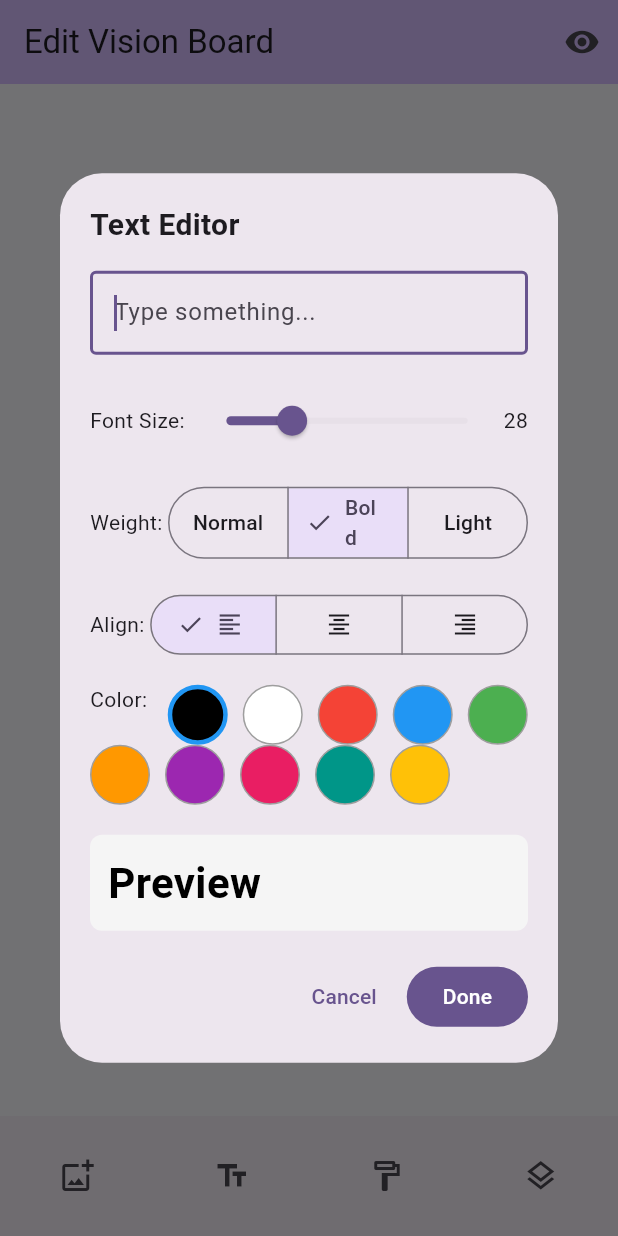
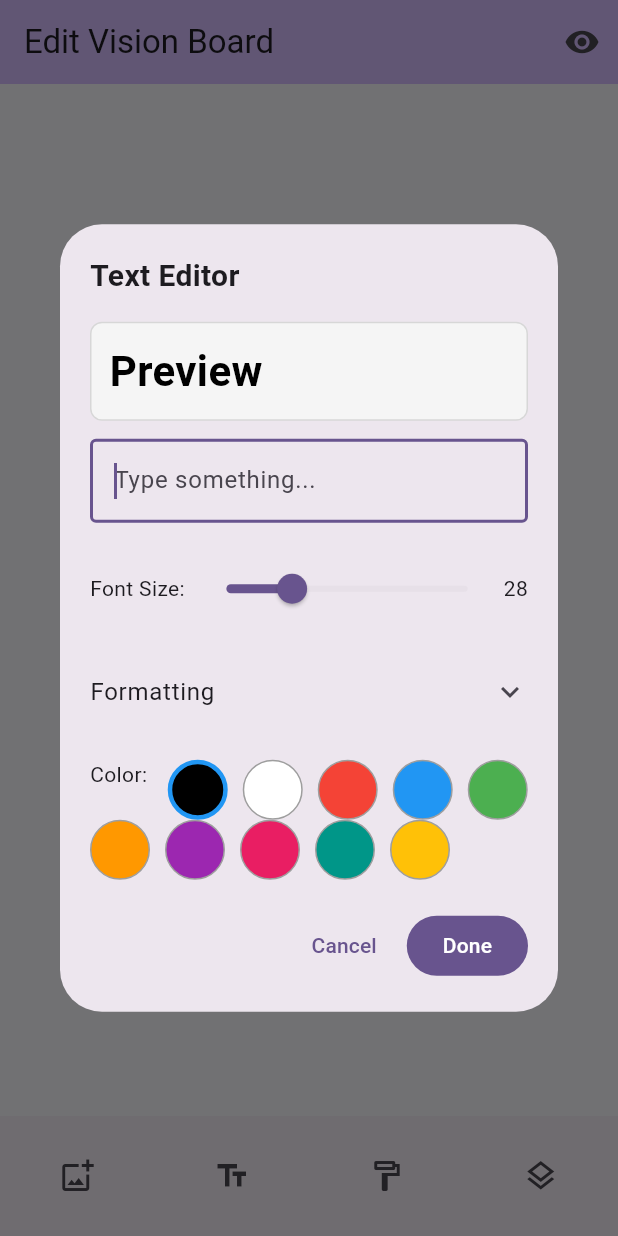
Before and after one commit to preeth1194/digital-vision-board, a Flutter app: the screen it shows after launch, item 2 of the bottom bar chosen, on a phone screen of 412 x 824 dp. Run offline on Flutter 3.47's test engine with Material 3 defaults, Android fonts, the phone set to English and light mode, and no system bars; our stand-ins replace fl_chart, image_picker, shared_preferences, table_calendar.

Commit message:
Refactor VisionBoardExamplePage and related components for improved functionality
- Introduced image pick/compress settings for better image handling in the vision board.
- Enhanced the image selection process with a new button for uploading background images.
- Updated the reordering logic for components to pass the entire reordered list, improving z-index management.
- Refactored the text editor dialog to include live preview updates while typing, enhancing user experience.
- Converted VisionBoardBuilder to a StatefulWidget for better state management and viewport size handling.

```diff
--- a/lib/main.dart
+++ b/lib/main.dart
@@ -93,6 +93,10 @@ class _VisionBoardExamplePageState extends State<VisionBoardExamplePage> {
   bool _isEditing = true;
   bool _isLoading = true;
   int _viewModeIndex = 0; // 0: Vision Board, 1: Habits, 2: Insights
+
+  // Image pick/compress settings (shared for background + image components)
+  static const double _pickedImageMaxSide = 2048;
+  static const int _pickedImageQuality = 92; // 0-100 (higher = better quality, larger file)
 
   static const String _componentsKey = 'vision_board_components';
   static const String _hotspotsKey = 'vision_board_hotspots'; // legacy
@@ -199,9 +203,9 @@ class _VisionBoardExamplePageState extends State<VisionBoardExamplePage> {
     try {
       final XFile? pickedFile = await _imagePicker.pickImage(
         source: source,
-        maxWidth: 2048,
-        maxHeight: 2048,
-        imageQuality: 85,
+        maxWidth: _pickedImageMaxSide,
+        maxHeight: _pickedImageMaxSide,
+        imageQuality: _pickedImageQuality,
       );
 
       if (pickedFile != null) {
@@ -608,9 +612,9 @@ class _VisionBoardExamplePageState extends State<VisionBoardExamplePage> {
     try {
       final XFile? pickedFile = await _imagePicker.pickImage(
         source: ImageSource.gallery,
-        maxWidth: 2048,
-        maxHeight: 2048,
-        imageQuality: 85,
+        maxWidth: _pickedImageMaxSide,
+        maxHeight: _pickedImageMaxSide,
+        imageQuality: _pickedImageQuality,
       );
       if (pickedFile == null) return;
       if (!mounted) return;
@@ -618,7 +622,7 @@ class _VisionBoardExamplePageState extends State<VisionBoardExamplePage> {
       // Ask for name
       final String? name = await showDialog<String>(
         context: context,
-        builder: (context) => const _AddNameDialog(title: 'Name this Image'),
+        builder: (context) => const _AddNameDialog(title: 'Your Vision/Goal'),
       );
 
       if (name == null || name.isEmpty) return;
@@ -670,6 +674,18 @@ class _VisionBoardExamplePageState extends State<VisionBoardExamplePage> {
                 const Text(
                   'Background',
                   style: TextStyle(fontSize: 18, fontWeight: FontWeight.bold),
+                ),
+                const SizedBox(height: 12),
+                OutlinedButton.icon(
+                  onPressed: () async {
+                    // Close this sheet first, then open the image source picker
+                    Navigator.of(context).pop();
+                    await Future.delayed(const Duration(milliseconds: 150));
+                    if (!mounted) return;
+                    await _showImageSourceDialog();
+                  },
+                  icon: const Icon(Icons.image_outlined),
+                  label: const Text('Upload background image'),
                 ),
                 const SizedBox(height: 12),
                 Wrap(
@@ -802,29 +818,13 @@ class _VisionBoardExamplePageState extends State<VisionBoardExamplePage> {
           }
           Navigator.of(context).pop();
         },
-        onReorder: (oldIndex, newIndex) {
-          // Work with the actual _components list, but sorted by zIndex
-          // The sheet provides indices in the sorted list
-          final sorted = List<VisionComponent>.from(_components)
-            ..sort((a, b) => b.zIndex.compareTo(a.zIndex));
-
-          // Adjust newIndex for removal
-          if (oldIndex < newIndex) {
-            newIndex -= 1;
-          }
-
-          // Reorder the sorted list
-          final item = sorted.removeAt(oldIndex);
-          sorted.insert(newIndex, item);
-
-          // Now assign new z-indexes based on the new order
-          // Index 0 (top of list) = highest z-index
-          final count = sorted.length;
+        onReorder: (newOrderTopToBottom) {
+          // Assign z-indexes based on the new order (top of list = front).
+          final count = newOrderTopToBottom.length;
           final updated = <VisionComponent>[];
 
           for (int i = 0; i < count; i++) {
-            // Find the component in _components and update its z-index
-            final component = sorted[i];
+            final component = newOrderTopToBottom[i];
             final existing = _components.firstWhere((c) => c.id == component.id);
             updated.add(existing.copyWithCommon(zIndex: count - 1 - i));
           }
@@ -925,6 +925,7 @@ class _TextEditorDialogState extends State<_TextEditorDialog> {
   late Color _textColor;
   late FontWeight _fontWeight;
   late TextAlign _textAlign;
+  late final VoidCallback _textListener;
 
   @override
   void initState() {
@@ -934,10 +935,18 @@ class _TextEditorDialogState extends State<_TextEditorDialog> {
     _textColor = widget.initialStyle.color ?? Colors.black;
     _fontWeight = widget.initialStyle.fontWeight ?? FontWeight.w600;
     _textAlign = TextAlign.left; // TextStyle doesn't support textAlign
+
+    // Live preview updates while typing.
+    _textListener = () {
+      if (!mounted) return;
+      setState(() {});
+    };
+    _textController.addListener(_textListener);
   }
 
   @override
   void dispose() {
+    _textController.removeListener(_textListener);
     _textController.dispose();
     super.dispose();
   }
@@ -975,6 +984,25 @@ class _TextEditorDialogState extends State<_TextEditorDialog> {
                 style: TextStyle(fontSize: 20, fontWeight: FontWeight.bold),
               ),
               const SizedBox(height: 16),
+              // Preview (above text box)
+              Container(
+                padding: const EdgeInsets.all(12),
+                decoration: BoxDecoration(
+                  color: Colors.grey[100],
+                  borderRadius: BorderRadius.circular(8),
+                  border: Border.all(color: Colors.black12),
+                ),
+                child: Text(
+                  _textController.text.isEmpty ? 'Preview' : _textController.text,
+                  style: TextStyle(
+                    fontSize: _fontSize,
+                    color: _textColor,
+                    fontWeight: _fontWeight,
+                  ),
+                  textAlign: _textAlign,
+                ),
+              ),
+              const SizedBox(height: 12),
               TextField(
                 controller: _textController,
                 decoration: const InputDecoration(
@@ -1005,44 +1033,84 @@ class _TextEditorDialogState extends State<_TextEditorDialog> {
                 ],
               ),
               const SizedBox(height: 16),
-              // Font Weight
-              Row(
+              // Weight + Align
+              // Formatting dropdown (always shown)
+              SizedBox(
+                width: double.infinity,
+                child: Theme(
+                  // Remove default ExpansionTile divider/padding to keep it compact.
+                  data: Theme.of(context).copyWith(dividerColor: Colors.transparent),
+                  child: ExpansionTile(
+                    key: const ValueKey('formatting_dropdown'),
+                    initiallyExpanded: false,
+                    tilePadding: EdgeInsets.zero,
+                    childrenPadding: const EdgeInsets.only(top: 8),
+                    title: const Text('Formatting'),
                     children: [
-                  const Text('Weight: '),
-                  Expanded(
+                      SizedBox(
+                        width: double.infinity,
                         child: SegmentedButton<FontWeight>(
                           segments: const [
-                        ButtonSegment(value: FontWeight.normal, label: Text('Normal')),
-                        ButtonSegment(value: FontWeight.w600, label: Text('Bold')),
-                        ButtonSegment(value: FontWeight.w300, label: Text('Light')),
+                            ButtonSegment(
+                              value: FontWeight.w300,
+                              label: Icon(Icons.format_size),
+                              tooltip: 'Light',
+                            ),
+                            ButtonSegment(
+                              value: FontWeight.normal,
+                              label: Icon(Icons.text_fields),
+                              tooltip: 'Normal',
+                            ),
+                            ButtonSegment(
+                              value: FontWeight.w600,
+                              label: Icon(Icons.format_bold),
+                              tooltip: 'Bold',
+                            ),
                           ],
                           selected: {_fontWeight},
+                          style: const ButtonStyle(
+                            visualDensity: VisualDensity.compact,
+                            tapTargetSize: MaterialTapTargetSize.shrinkWrap,
+                          ),
                           onSelectionChanged: (Set<FontWeight> newSelection) {
                             setState(() => _fontWeight = newSelection.first);
                           },
                         ),
                       ),
-                ],
-              ),
-              const SizedBox(height: 16),
-              // Text Alignment
-              Row(
-                children: [
-                  const Text('Align: '),
-                  Expanded(
+                      const SizedBox(height: 10),
+                      SizedBox(
+                        width: double.infinity,
                         child: SegmentedButton<TextAlign>(
                           segments: const [
-                        ButtonSegment(value: TextAlign.left, label: Icon(Icons.format_align_left)),
-                        ButtonSegment(value: TextAlign.center, label: Icon(Icons.format_align_center)),
-                        ButtonSegment(value: TextAlign.right, label: Icon(Icons.format_align_right)),
+                            ButtonSegment(
+                              value: TextAlign.left,
+                              label: Icon(Icons.format_align_left),
+                              tooltip: 'Left',
+                            ),
+                            ButtonSegment(
+                              value: TextAlign.center,
+                              label: Icon(Icons.format_align_center),
+                              tooltip: 'Center',
+                            ),
+                            ButtonSegment(
+                              value: TextAlign.right,
+                              label: Icon(Icons.format_align_right),
+                              tooltip: 'Right',
+                            ),
                           ],
                           selected: {_textAlign},
+                          style: const ButtonStyle(
+                            visualDensity: VisualDensity.compact,
+                            tapTargetSize: MaterialTapTargetSize.shrinkWrap,
+                          ),
                           onSelectionChanged: (Set<TextAlign> newSelection) {
                             setState(() => _textAlign = newSelection.first);
                           },
                         ),
                       ),
                     ],
+                  ),
+                ),
               ),
               const SizedBox(height: 16),
               // Color Picker
@@ -1068,24 +1136,6 @@ class _TextEditorDialogState extends State<_TextEditorDialog> {
                     );
                   }),
                 ],
-              ),
-              const SizedBox(height: 20),
-              // Preview
-              Container(
-                padding: const EdgeInsets.all(12),
-                decoration: BoxDecoration(
-                  color: Colors.grey[100],
-                  borderRadius: BorderRadius.circular(8),
-                ),
-                child: Text(
-                  _textController.text.isEmpty ? 'Preview' : _textController.text,
-                  style: TextStyle(
-                    fontSize: _fontSize,
-                    color: _textColor,
-                    fontWeight: _fontWeight,
-                  ),
-                  textAlign: _textAlign,
-                ),
               ),
               const SizedBox(height: 20),
               // Buttons
@@ -1186,7 +1236,7 @@ class _AddNameDialogState extends State<_AddNameDialog> {
 class _LayersSheet extends StatefulWidget {
   final List<VisionComponent> components;
   final String? selectedId;
-  final Function(int oldIndex, int newIndex) onReorder;
+  final ValueChanged<List<VisionComponent>> onReorder;
   final ValueChanged<String> onSelect;
   final ValueChanged<String> onDelete;
 
@@ -1242,8 +1292,8 @@ class _LayersSheetState extends State<_LayersSheet> {
                 final item = _list.removeAt(oldIndex);
                 _list.insert(newIndex, item);
               });
-              // Pass the adjusted newIndex to parent
-              widget.onReorder(oldIndex, oldIndex < newIndex ? newIndex : newIndex + 1);
+              // Pass the full reordered list to parent for immediate z-index update.
+              widget.onReorder(List<VisionComponent>.from(_list));
             },
             children: [
               for (int i = 0; i < _list.length; i++)
--- a/lib/widgets/manipulable_node.dart
+++ b/lib/widgets/manipulable_node.dart
@@ -75,8 +75,12 @@ class _ManipulableNodeState extends State<ManipulableNode> {
     if (!widget.isSelected) return;
     if (_isResizing) return;
 
+    // When a component is scaled up/down, raw pointer deltas are in screen space.
+    // Convert to canvas space so dragging stays smooth and doesn't "overshoot".
+    final Offset dragDelta = details.focalPointDelta / widget.component.scale;
+
     final next = widget.component.copyWithCommon(
-      position: widget.component.position + details.focalPointDelta,
+      position: widget.component.position + dragDelta,
       scale: (_startScale * details.scale).clamp(0.2, 8.0),
       rotation: _startRotation + details.rotation,
     );
--- a/lib/widgets/vision_board_builder.dart
+++ b/lib/widgets/vision_board_builder.dart
@@ -7,7 +7,7 @@ import 'manipulable_node.dart';
 /// Freeform, Canva-style vision board builder.
 ///
 /// Renders a pan/zoom canvas with a stack of [VisionComponent]s.
-class VisionBoardBuilder extends StatelessWidget {
+class VisionBoardBuilder extends StatefulWidget {
   final List<VisionComponent> components;
   final bool isEditing;
 
@@ -34,9 +34,16 @@ class VisionBoardBuilder extends StatelessWidget {
     required this.backgroundImageSize,
   });
 
+  @override
+  State<VisionBoardBuilder> createState() => _VisionBoardBuilderState();
+}
+
+class _VisionBoardBuilderState extends State<VisionBoardBuilder> {
+  Size? _viewportSize;
+
   void _updateComponent(VisionComponent updated) {
-    // Constrain position and size to stay within canvas bounds
-    final bgSize = backgroundImageSize;
+    // Use viewport size if available, otherwise fall back to canvas size
+    final bgSize = widget.backgroundImageSize;
     final canvasSize = bgSize != null
         ? Size(
             bgSize.width < 2000 ? 2000 : bgSize.width,
@@ -44,23 +51,33 @@ class VisionBoardBuilder extends StatelessWidget {
           )
         : const Size(2000, 2000);
 
-    // Account for scale when calculating effective size
-    final effectiveWidth = updated.size.width * updated.scale;
-    final effectiveHeight = updated.size.height * updated.scale;
+    // Use viewport size for constraints (visible area), not canvas size
+    // If viewport size not set yet, use a reasonable default based on screen
+    final constraintSize = _viewportSize;
+    if (constraintSize == null) {
+      // Viewport not initialized yet, skip constraint for now
+      final next = widget.components.map((c) => c.id == updated.id ? updated : c).toList();
+      widget.onComponentsChanged(next);
+      return;
+    }
 
-    // Constrain size to not exceed canvas (minimum size is 40)
+    // Constrain size to not exceed viewport (minimum size is 40)
     const minSize = 40.0;
-    final constrainedWidth = updated.size.width.clamp(minSize, canvasSize.width);
-    final constrainedHeight = updated.size.height.clamp(minSize, canvasSize.height);
+    final constrainedWidth = updated.size.width.clamp(minSize, constraintSize.width);
+    final constrainedHeight = updated.size.height.clamp(minSize, constraintSize.height);
 
     // Calculate max position based on constrained size and scale
+    // The effective size accounts for scale transformation
     final effectiveWidth = constrainedWidth * updated.scale;
     final effectiveHeight = constrainedHeight * updated.scale;
 
-    final maxX = (canvasSize.width - effectiveWidth).clamp(0.0, canvasSize.width);
-    final maxY = (canvasSize.height - effectiveHeight).clamp(0.0, canvasSize.height);
+    // Calculate maximum allowed position so component stays within viewport
+    // Right edge: position.x + effectiveWidth <= constraintSize.width
+    // Bottom edge: position.y + effectiveHeight <= constraintSize.height
+    final maxX = (constraintSize.width - effectiveWidth).clamp(0.0, constraintSize.width);
+    final maxY = (constraintSize.height - effectiveHeight).clamp(0.0, constraintSize.height);
 
-    // Clamp position to ensure component stays within canvas
+    // Clamp position to ensure component stays within viewport
     final constrainedPosition = Offset(
       updated.position.dx.clamp(0.0, maxX),
       updated.position.dy.clamp(0.0, maxY),
@@ -70,21 +87,21 @@ class VisionBoardBuilder extends StatelessWidget {
       position: constrainedPosition,
       size: Size(constrainedWidth, constrainedHeight),
     );
-    final next = components.map((c) => c.id == updated.id ? constrained : c).toList();
-    onComponentsChanged(next);
+    final next = widget.components.map((c) => c.id == updated.id ? constrained : c).toList();
+    widget.onComponentsChanged(next);
   }
 
   void _bringToFront(VisionComponent component) {
-    final maxZ = components.isEmpty ? 0 : components.map((c) => c.zIndex).reduce((a, b) => a > b ? a : b);
+    final maxZ = widget.components.isEmpty ? 0 : widget.components.map((c) => c.zIndex).reduce((a, b) => a > b ? a : b);
     if (component.zIndex >= maxZ) return;
     _updateComponent(component.copyWithCommon(zIndex: maxZ + 1));
   }
 
   @override
   Widget build(BuildContext context) {
-    final sorted = [...components]..sort((a, b) => a.zIndex.compareTo(b.zIndex));
+    final sorted = [...widget.components]..sort((a, b) => a.zIndex.compareTo(b.zIndex));
 
-    final bgSize = backgroundImageSize;
+    final bgSize = widget.backgroundImageSize;
     final canvasSize = bgSize != null
         ? Size(
             bgSize.width < 2000 ? 2000 : bgSize.width,
@@ -92,16 +109,35 @@ class VisionBoardBuilder extends StatelessWidget {
           )
         : const Size(2000, 2000);
 
+    // Get actual screen size for viewport constraints
+    final mediaQuery = MediaQuery.of(context);
+    final screenSize = mediaQuery.size;
+    // Account for app bar and bottom bar (approximately)
+    // App bar is typically 56, bottom bar is 80
+    final viewportHeight = screenSize.height - 56 - 80; // Approximate, will be refined in LayoutBuilder
+    final viewportSize = Size(screenSize.width, viewportHeight);
+
     return LayoutBuilder(
       builder: (context, constraints) {
+        // Store actual viewport size - use the smaller of constraints or screen size
+        // This ensures we constrain to the visible area
+        final mediaQuery = MediaQuery.of(context);
+        final screenSize = mediaQuery.size;
+        // Use constraints.biggest which is the actual available space in the body
+        // This already accounts for app bar and bottom bar
+        _viewportSize = Size(
+          constraints.biggest.width > 0 ? constraints.biggest.width : screenSize.width,
+          constraints.biggest.height > 0 ? constraints.biggest.height : screenSize.height,
+        );
+
         return InteractiveViewer(
           minScale: 0.2,
           maxScale: 6.0,
-          panEnabled: !isEditing || selectedComponentId == null,
+          panEnabled: !widget.isEditing || widget.selectedComponentId == null,
           scaleEnabled: true,
           child: GestureDetector(
             behavior: HitTestBehavior.opaque,
-            onTap: isEditing ? () => onSelectedComponentIdChanged(null) : null,
+            onTap: widget.isEditing ? () => widget.onSelectedComponentIdChanged(null) : null,
             child: SizedBox(
               width: canvasSize.width,
               height: canvasSize.height,
@@ -109,9 +145,9 @@ class VisionBoardBuilder extends StatelessWidget {
                 clipBehavior: Clip.none,
                 children: [
                   Positioned.fill(
-                    child: Container(color: backgroundColor),
+                    child: Container(color: widget.backgroundColor),
                   ),
-                  if (backgroundImage != null)
+                  if (widget.backgroundImage != null)
                     Positioned(
                       left: 0,
                       top: 0,
@@ -119,13 +155,13 @@ class VisionBoardBuilder extends StatelessWidget {
                       height: bgSize?.height ?? canvasSize.height,
                       child: IgnorePointer(
                         child: Image(
-                          image: backgroundImage!,
+                          image: widget.backgroundImage!,
                           fit: bgSize != null ? BoxFit.fill : BoxFit.cover,
                         ),
                       ),
                     ),
                   ...sorted.map((c) {
-                    final isSelected = selectedComponentId == c.id;
+                    final isSelected = widget.selectedComponentId == c.id;
 
                     Widget child;
                     switch (c) {
@@ -156,14 +192,14 @@ class VisionBoardBuilder extends StatelessWidget {
                     return ManipulableNode(
                       component: c,
                       isSelected: isSelected,
-                      gesturesEnabled: isEditing,
+                      gesturesEnabled: widget.isEditing,
                       child: child,
                       onSelected: () {
-                        onSelectedComponentIdChanged(c.id);
+                        widget.onSelectedComponentIdChanged(c.id);
                         _bringToFront(c);
                       },
-                      onOpen: (!isEditing && c is! TextComponent)
-                          ? () => onOpenComponent(c)
+                      onOpen: (!widget.isEditing && c is! TextComponent)
+                          ? () => widget.onOpenComponent(c)
                           : null,
                       onChanged: _updateComponent,
                     );
```
Lines whose indentation alone changed are shown as unchanged.
